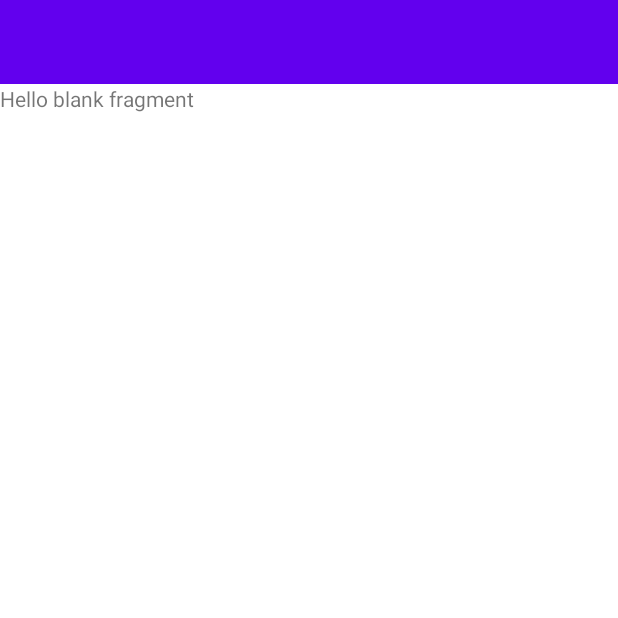
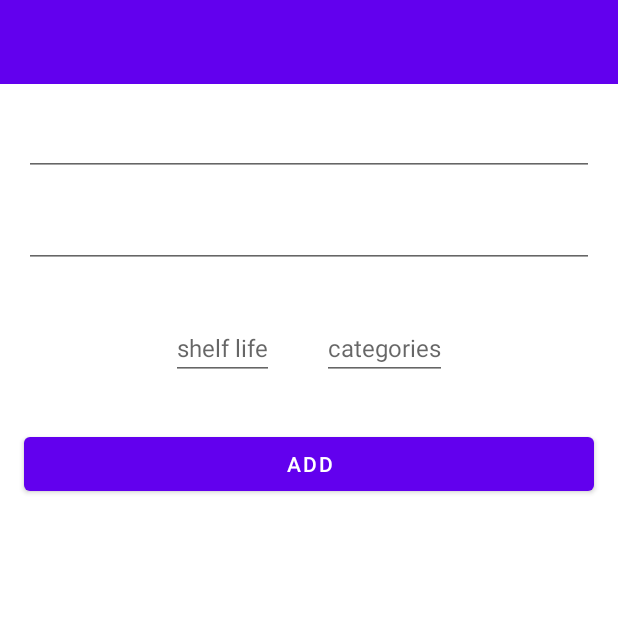
Before and after one commit to EgorSoroka/Food_Basket_MVVM_ROOM, an Android app: the AddNewFoodFragment screen opened through its navigation route, on a phone screen of 412 x 824 dp, the top half of it. Run offline under Robolectric (Android 15) with nearby library versions, the phone set to English and light mode, and no system bars.

Commit message:
Заполнен макет добавления продукта в список.

```diff
--- a/app/src/main/res/layout/food_item.xml
+++ b/app/src/main/res/layout/food_item.xml
@@ -32,11 +32,12 @@
             android:layout_height="wrap_content"
             android:layout_margin="@dimen/app_margin"
             android:textSize="@dimen/item_text_food"
+            android:gravity="center"
             app:layout_constraintEnd_toEndOf="parent"
             app:layout_constraintStart_toStartOf="parent"
             app:layout_constraintTop_toBottomOf="@+id/item_food_name"
             tools:layout_editor_absoluteY="5dp"
-            tools:text="Text_Food"
+            tools:text="quantity_Food"
             android:textColor="@color/design_default_color_primary"/>
         <TextView
             android:id="@+id/shelf_life"
--- a/app/src/main/res/layout/fragment_add_new_food.xml
+++ b/app/src/main/res/layout/fragment_add_new_food.xml
@@ -1,14 +1,68 @@
 <?xml version="1.0" encoding="utf-8"?>
-<FrameLayout xmlns:android="http://schemas.android.com/apk/res/android"
+<androidx.constraintlayout.widget.ConstraintLayout xmlns:android="http://schemas.android.com/apk/res/android"
     xmlns:tools="http://schemas.android.com/tools"
     android:layout_width="match_parent"
     android:layout_height="match_parent"
+    xmlns:app="http://schemas.android.com/apk/res-auto"
     tools:context=".screens.AddNewFoodFragment">
 
-    <!-- TODO: Update blank fragment layout -->
-    <TextView
+   <EditText
+       android:id="@+id/input_name_food"
+       app:layout_constraintTop_toTopOf="parent"
+       app:layout_constraintStart_toStartOf="parent"
+       app:layout_constraintEnd_toEndOf="parent"
+       tools:ignore="LabelFor"
+       style="@style/EditText"
+       android:autofillHints="" />
+
+    <EditText
+        android:id="@+id/input_quantity_food"
+        style="@style/EditText"
+        android:autofillHints=""
+        app:layout_constraintEnd_toEndOf="parent"
+        app:layout_constraintStart_toStartOf="parent"
+        app:layout_constraintTop_toBottomOf="@id/input_name_food"
+        tools:ignore="LabelFor" />
+
+    <LinearLayout
+        android:id="@+id/linear_layout"
+        android:layout_width="wrap_content"
+        android:layout_height="wrap_content"
+        android:orientation="horizontal"
+        android:gravity="center"
+        android:layout_margin="@dimen/app_margin"
+        app:layout_constraintEnd_toEndOf="parent"
+        app:layout_constraintStart_toStartOf="parent"
+        app:layout_constraintTop_toBottomOf="@+id/input_quantity_food">
+
+        <EditText
+            android:id="@+id/input_datetime_food"
+            style="@style/EditText"
+            android:hint="@string/shelf_life"
+            tools:ignore="LabelFor"
+            android:textSize="@dimen/item_text_food"
+            android:layout_margin="@dimen/app_margin"
+            android:autofillHints="" />
+
+        <EditText
+            android:id="@+id/input_grosery_food"
+            style="@style/EditText"
+            android:textSize="@dimen/item_text_food"
+            android:layout_margin="@dimen/app_margin"
+            android:hint="@string/categories"
+            tools:ignore="LabelFor"
+            android:autofillHints="" />
+
+    </LinearLayout>
+
+    <Button
         android:layout_width="match_parent"
-        android:layout_height="match_parent"
-        android:text="@string/hello_blank_fragment" />
+        android:layout_height="wrap_content"
+        android:layout_margin="@dimen/app_margin"
+        android:text="@string/btn_add"
+        app:layout_constraintTop_toBottomOf="@+id/linear_layout"
+        app:layout_constraintStart_toStartOf="parent"
+        app:layout_constraintEnd_toEndOf="parent"/>
 
-</FrameLayout>
+
+</androidx.constraintlayout.widget.ConstraintLayout>
--- a/app/src/main/res/navigation/navigation_graph.xml
+++ b/app/src/main/res/navigation/navigation_graph.xml
@@ -3,7 +3,7 @@
     xmlns:app="http://schemas.android.com/apk/res-auto"
     xmlns:tools="http://schemas.android.com/tools"
     android:id="@+id/navigation_graph"
-    app:startDestination="@id/mainFragment">
+    app:startDestination="@id/startFragment">
 
     <fragment
         android:id="@+id/startFragment"
--- a/app/src/main/res/values/strings.xml
+++ b/app/src/main/res/values/strings.xml
@@ -3,4 +3,7 @@
     <!-- TODO: Remove or change this placeholder text -->
     <string name="hello_blank_fragment">Hello blank fragment</string>
     <string name="btn_add_food_description">Add_food</string>
+    <string name="shelf_life">shelf life</string>
+    <string name="categories">categories</string>
+    <string name="btn_add">Add</string>
 </resources>
--- /dev/null
+++ b/app/src/main/res/values/styles.xml
@@ -0,0 +1,10 @@
+<?xml version="1.0" encoding="utf-8"?>
+<resources>
+
+    <style name="EditText">
+        <item name="android:layout_width">match_parent</item>
+        <item name="android:layout_height">wrap_content</item>
+        <item name="android:layout_margin">@dimen/app_margin</item>
+        <item name="android:inputType">text</item>
+    </style>
+</resources>
```
